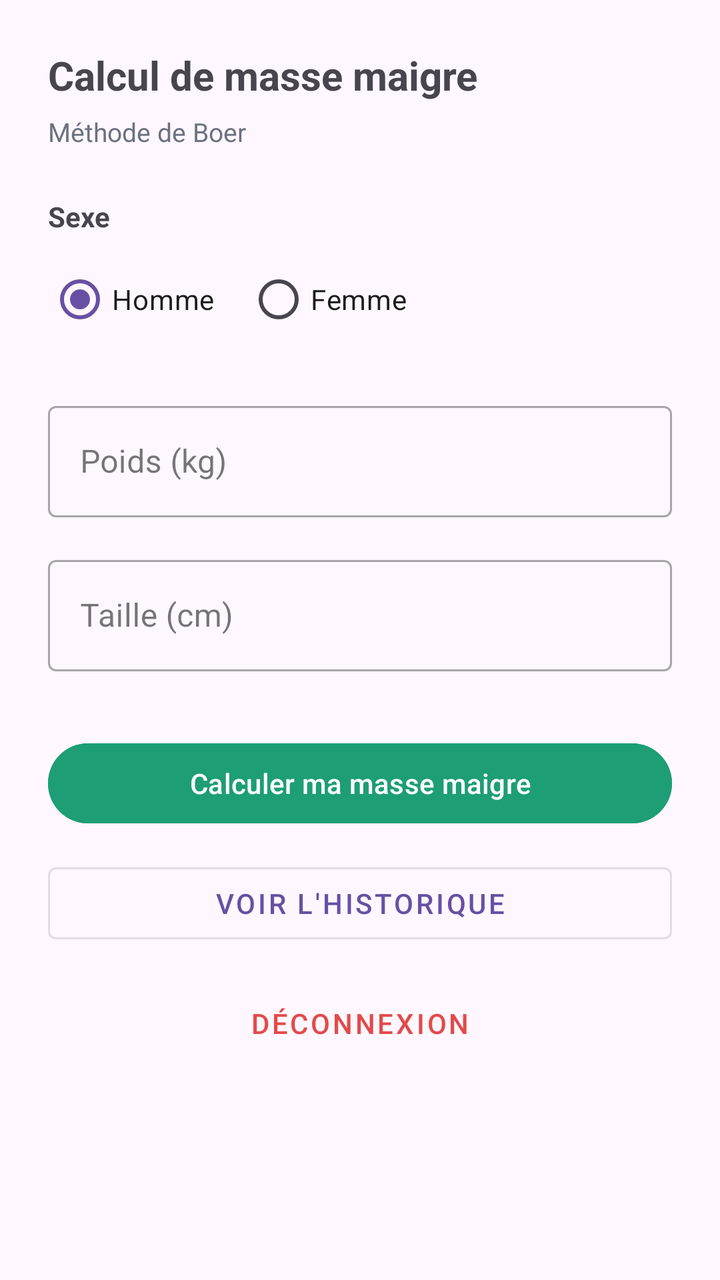
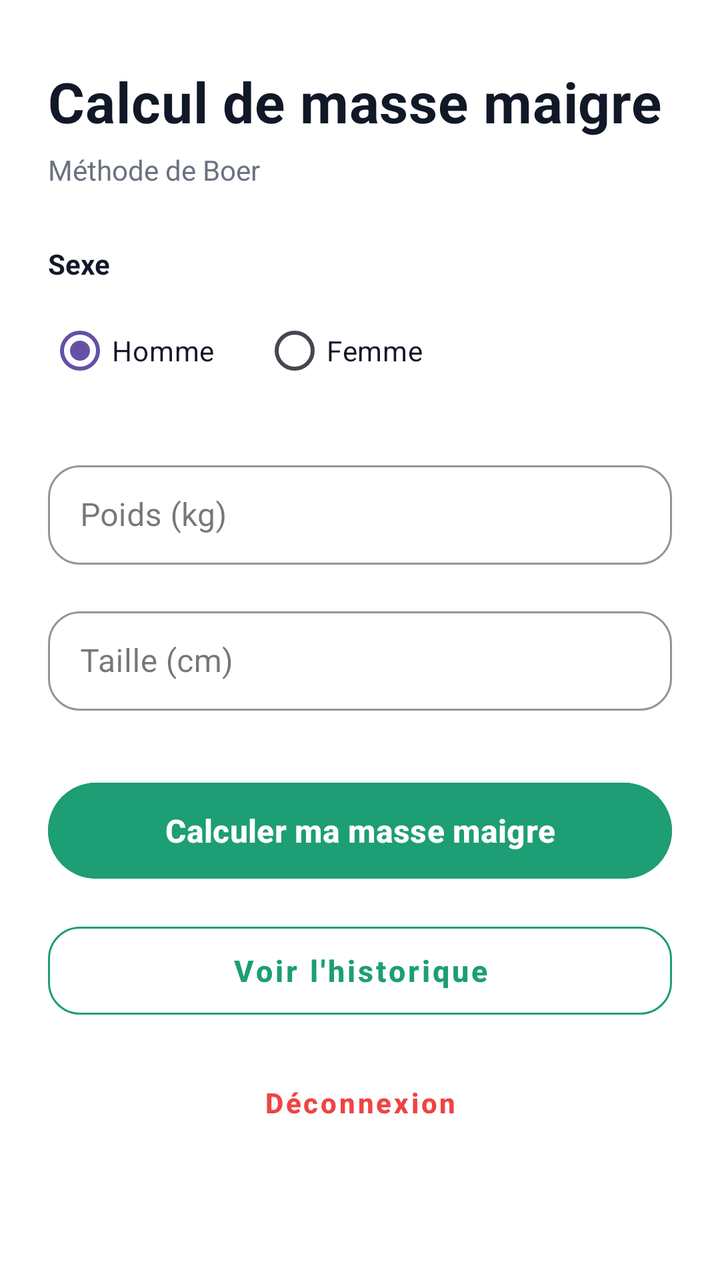

Before-and-after screenshots of an Android layout around one commit, followed by the original layout XML and the change that was made.
<!-- AndroidManifest.xml: application theme Theme.LeanMassCalculator -->
<!-- res/layout/activity_calculator.xml -->
<?xml version="1.0" encoding="utf-8"?>
<ScrollView xmlns:android="http://schemas.android.com/apk/res/android"
    android:layout_width="match_parent"
    android:layout_height="match_parent">

    <LinearLayout
        android:layout_width="match_parent"
        android:layout_height="wrap_content"
        android:orientation="vertical"
        android:padding="24dp">

        <TextView
            android:text="Calcul de masse maigre"
            android:textSize="20sp"
            android:textStyle="bold"
            android:layout_width="wrap_content"
            android:layout_height="wrap_content"
            android:layout_marginBottom="6dp"/>

        <TextView
            android:text="Méthode de Boer"
            android:textSize="13sp"
            android:textColor="#6B7280"
            android:layout_width="wrap_content"
            android:layout_height="wrap_content"
            android:layout_marginBottom="24dp"/>

        <TextView
            android:text="Sexe"
            android:textSize="14sp"
            android:textStyle="bold"
            android:layout_width="wrap_content"
            android:layout_height="wrap_content"
            android:layout_marginBottom="8dp"/>

        <RadioGroup
            android:id="@+id/radioGroupGender"
            android:orientation="horizontal"
            android:layout_width="wrap_content"
            android:layout_height="wrap_content"
            android:layout_marginBottom="24dp">
            <RadioButton android:id="@+id/radioHomme" android:text="Homme" android:checked="true"/>
            <RadioButton android:id="@+id/radioFemme" android:text="Femme" android:layout_marginStart="16dp"/>
        </RadioGroup>

        <com.google.android.material.textfield.TextInputLayout
            android:layout_width="match_parent"
            android:layout_height="wrap_content"
            android:hint="Poids (kg)"
            style="@style/Widget.MaterialComponents.TextInputLayout.OutlinedBox"
            android:layout_marginBottom="16dp">
            <com.google.android.material.textfield.TextInputEditText
                android:id="@+id/etWeight"
                android:inputType="numberDecimal"
                android:layout_width="match_parent"
                android:layout_height="wrap_content"/>
        </com.google.android.material.textfield.TextInputLayout>

        <com.google.android.material.textfield.TextInputLayout
            android:layout_width="match_parent"
            android:layout_height="wrap_content"
            android:hint="Taille (cm)"
            style="@style/Widget.MaterialComponents.TextInputLayout.OutlinedBox"
            android:layout_marginBottom="32dp">
            <com.google.android.material.textfield.TextInputEditText
                android:id="@+id/etHeight"
                android:inputType="numberDecimal"
                android:layout_width="match_parent"
                android:layout_height="wrap_content"/>
        </com.google.android.material.textfield.TextInputLayout>

        <Button
            android:id="@+id/btnCalculate"
            android:text="Calculer ma masse maigre"
            android:backgroundTint="#1D9E75"
            android:layout_width="match_parent"
            android:layout_height="wrap_content"
            android:layout_marginBottom="12dp"/>

        <Button
            android:id="@+id/btnHistory"
            android:text="Voir l'historique"
            style="@style/Widget.MaterialComponents.Button.OutlinedButton"
            android:layout_width="match_parent"
            android:layout_height="wrap_content"
            android:layout_marginBottom="12dp"/>

        <Button
            android:id="@+id/btnLogout"
            android:text="Déconnexion"
            style="@style/Widget.MaterialComponents.Button.TextButton"
            android:textColor="#E24B4A"
            android:layout_width="match_parent"
            android:layout_height="wrap_content"/>
    </LinearLayout>
</ScrollView>
<!-- resources referenced by this layout -->
<resources>
  <style name="Theme.LeanMassCalculator" parent="Theme.Material3.DayNight.NoActionBar" />
</resources>

<!-- the commit's change to res/layout/activity_calculator.xml (unified diff, before → after) -->
@@ -1,96 +1,166 @@
 <?xml version="1.0" encoding="utf-8"?>
 <ScrollView xmlns:android="http://schemas.android.com/apk/res/android"
+    xmlns:app="http://schemas.android.com/apk/res-auto"
     android:layout_width="match_parent"
-    android:layout_height="match_parent">
+    android:layout_height="match_parent"
+    android:background="#FFFFFF"
+    android:fillViewport="true">
 
     <LinearLayout
         android:layout_width="match_parent"
         android:layout_height="wrap_content"
         android:orientation="vertical"
-        android:padding="24dp">
+        android:paddingStart="24dp"
+        android:paddingEnd="24dp"
+        android:paddingTop="32dp"
+        android:paddingBottom="32dp">
+
+        
+        <TextView
+            android:layout_width="wrap_content"
+            android:layout_height="wrap_content"
+            android:text="Calcul de masse maigre"
+            android:textSize="28sp"
+            android:textStyle="bold"
+            android:textColor="#111827"
+            android:letterSpacing="0.01"
+            android:layout_marginBottom="6dp" />
 
         <TextView
-            android:text="Calcul de masse maigre"
-            android:textSize="20sp"
-            android:textStyle="bold"
             android:layout_width="wrap_content"
             android:layout_height="wrap_content"
-            android:layout_marginBottom="6dp"/>
+            android:text="Méthode de Boer"
+            android:textSize="14sp"
+            android:textColor="#6B7280"
+            android:layout_marginBottom="28dp" />
 
+        
         <TextView
-            android:text="Méthode de Boer"
-            android:textSize="13sp"
-            android:textColor="#6B7280"
             android:layout_width="wrap_content"
             android:layout_height="wrap_content"
-            android:layout_marginBottom="24dp"/>
-
-        <TextView
             android:text="Sexe"
             android:textSize="14sp"
             android:textStyle="bold"
-            android:layout_width="wrap_content"
-            android:layout_height="wrap_content"
-            android:layout_marginBottom="8dp"/>
+            android:textColor="#111827"
+            android:layout_marginBottom="10dp" />
 
         <RadioGroup
             android:id="@+id/radioGroupGender"
+            android:layout_width="match_parent"
+            android:layout_height="wrap_content"
             android:orientation="horizontal"
-            android:layout_width="wrap_content"
-            android:layout_height="wrap_content"
-            android:layout_marginBottom="24dp">
-            <RadioButton android:id="@+id/radioHomme" android:text="Homme" android:checked="true"/>
-            <RadioButton android:id="@+id/radioFemme" android:text="Femme" android:layout_marginStart="16dp"/>
+            android:layout_marginBottom="28dp">
+
+            <RadioButton
+                android:id="@+id/radioHomme"
+                android:layout_width="wrap_content"
+                android:layout_height="wrap_content"
+                android:text="Homme"
+                android:checked="true"
+                android:textColor="#111827" />
+
+            <RadioButton
+                android:id="@+id/radioFemme"
+                android:layout_width="wrap_content"
+                android:layout_height="wrap_content"
+                android:text="Femme"
+                android:layout_marginStart="24dp"
+                android:textColor="#111827" />
+
         </RadioGroup>
 
+        
         <com.google.android.material.textfield.TextInputLayout
             android:layout_width="match_parent"
             android:layout_height="wrap_content"
             android:hint="Poids (kg)"
             style="@style/Widget.MaterialComponents.TextInputLayout.OutlinedBox"
-            android:layout_marginBottom="16dp">
+            app:boxCornerRadiusTopStart="16dp"
+            app:boxCornerRadiusTopEnd="16dp"
+            app:boxCornerRadiusBottomStart="16dp"
+            app:boxCornerRadiusBottomEnd="16dp"
+            app:boxStrokeColor="#1D9E75"
+            android:layout_marginBottom="18dp">
+
             <com.google.android.material.textfield.TextInputEditText
                 android:id="@+id/etWeight"
+                android:layout_width="match_parent"
+                android:layout_height="wrap_content"
                 android:inputType="numberDecimal"
-                android:layout_width="match_parent"
-                android:layout_height="wrap_content"/>
+                android:textColor="#111827"
+                android:textSize="16sp"
+                android:paddingTop="14dp"
+                android:paddingBottom="14dp" />
+
         </com.google.android.material.textfield.TextInputLayout>
 
+        
         <com.google.android.material.textfield.TextInputLayout
             android:layout_width="match_parent"
             android:layout_height="wrap_content"
             android:hint="Taille (cm)"
             style="@style/Widget.MaterialComponents.TextInputLayout.OutlinedBox"
+            app:boxCornerRadiusTopStart="16dp"
+            app:boxCornerRadiusTopEnd="16dp"
+            app:boxCornerRadiusBottomStart="16dp"
+            app:boxCornerRadiusBottomEnd="16dp"
+            app:boxStrokeColor="#1D9E75"
             android:layout_marginBottom="32dp">
+
             <com.google.android.material.textfield.TextInputEditText
                 android:id="@+id/etHeight"
+                android:layout_width="match_parent"
+                android:layout_height="wrap_content"
                 android:inputType="numberDecimal"
-                android:layout_width="match_parent"
-                android:layout_height="wrap_content"/>
+                android:textColor="#111827"
+                android:textSize="16sp"
+                android:paddingTop="14dp"
+                android:paddingBottom="14dp" />
+
         </com.google.android.material.textfield.TextInputLayout>
 
+        
         <Button
             android:id="@+id/btnCalculate"
+            android:layout_width="match_parent"
+            android:layout_height="56dp"
             android:text="Calculer ma masse maigre"
+            android:textAllCaps="false"
+            android:textSize="16sp"
+            android:textStyle="bold"
+            android:textColor="#FFFFFF"
             android:backgroundTint="#1D9E75"
-            android:layout_width="match_parent"
-            android:layout_height="wrap_content"
-            android:layout_marginBottom="12dp"/>
+            android:elevation="2dp"
+            android:layout_marginBottom="14dp" />
 
+        
         <Button
             android:id="@+id/btnHistory"
+            android:layout_width="match_parent"
+            android:layout_height="56dp"
             android:text="Voir l'historique"
+            android:textAllCaps="false"
+            android:textSize="15sp"
+            android:textStyle="bold"
+            android:textColor="#1D9E75"
             style="@style/Widget.MaterialComponents.Button.OutlinedButton"
-            android:layout_width="match_parent"
-            android:layout_height="wrap_content"
-            android:layout_marginBottom="12dp"/>
+            app:strokeColor="#1D9E75"
+            app:strokeWidth="1dp"
+            app:cornerRadius="16dp"
+            android:layout_marginBottom="14dp" />
 
+        
         <Button
             android:id="@+id/btnLogout"
+            android:layout_width="match_parent"
+            android:layout_height="48dp"
             android:text="Déconnexion"
-            style="@style/Widget.MaterialComponents.Button.TextButton"
-            android:textColor="#E24B4A"
-            android:layout_width="match_parent"
-            android:layout_height="wrap_content"/>
+            android:textAllCaps="false"
+            android:textSize="14sp"
+            android:textStyle="bold"
+            android:textColor="#EF4444"
+            style="@style/Widget.MaterialComponents.Button.TextButton" />
+
     </LinearLayout>
+
 </ScrollView>
